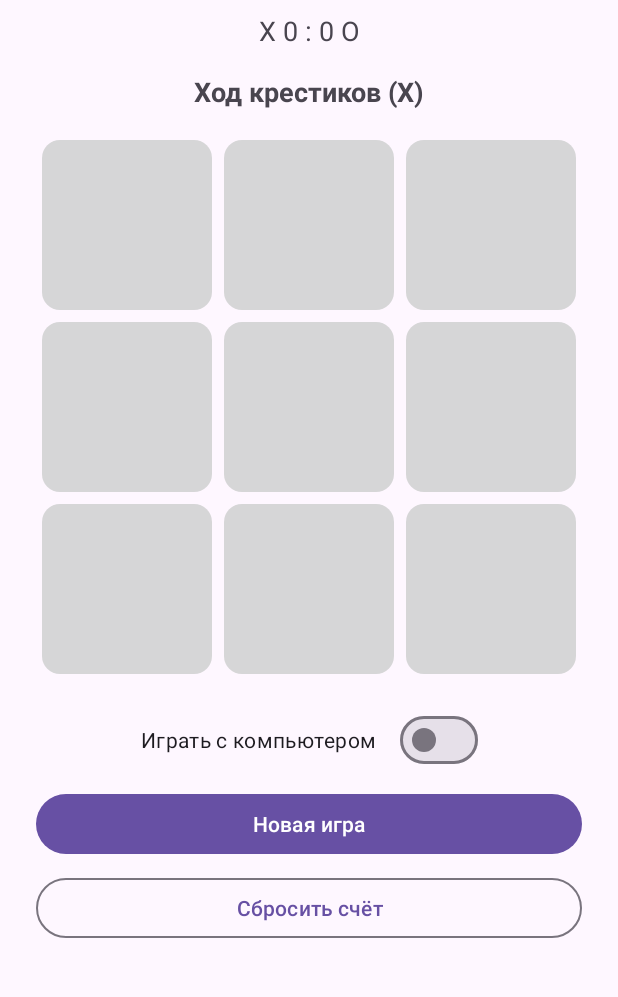
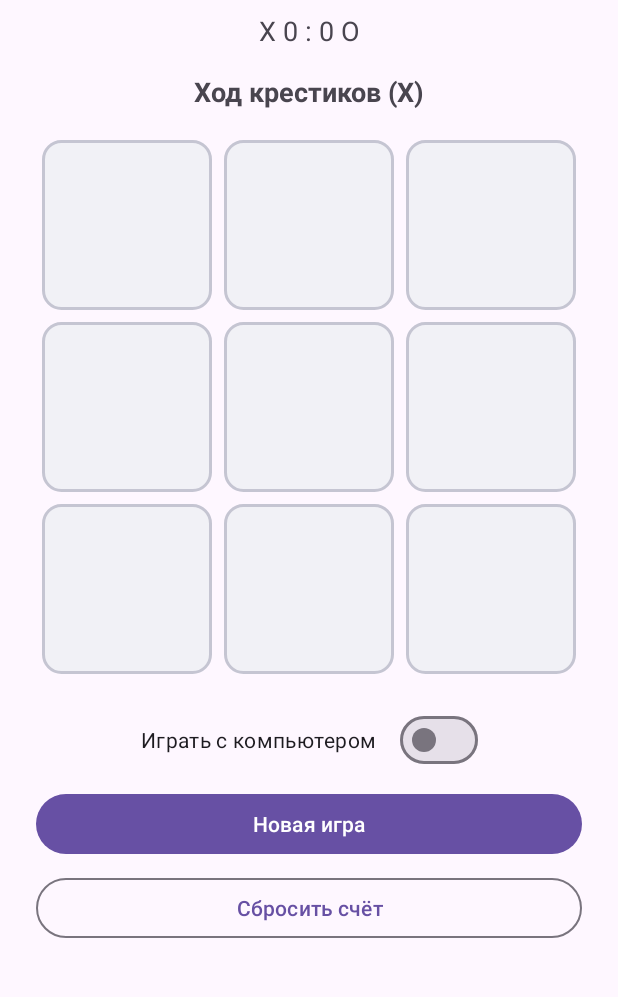
Before and after one commit to m4x1mu512/MyAndroidApp, an Android app: the layout activity_main.xml on its own in the app's theme, with its tools: preview values and no code run, on a phone screen of 412 x 824 dp, the part 85-1082 px from its top. Run offline under Robolectric (Android 15) with nearby library versions, the phone set to English and light mode, and no system bars.

Commit message:
fix(ui): give cells a solid fill and visible outline

```diff
--- a/app/src/main/res/drawable/cell_background.xml
+++ b/app/src/main/res/drawable/cell_background.xml
@@ -1,6 +1,9 @@
 <?xml version="1.0" encoding="utf-8"?>
 <shape xmlns:android="http://schemas.android.com/apk/res/android"
     android:shape="rectangle">
-    <solid android:color="@color/cell_background" />
+    <solid android:color="@color/cell_surface" />
+    <stroke
+        android:width="2dp"
+        android:color="@color/cell_outline" />
     <corners android:radius="12dp" />
 </shape>
```
